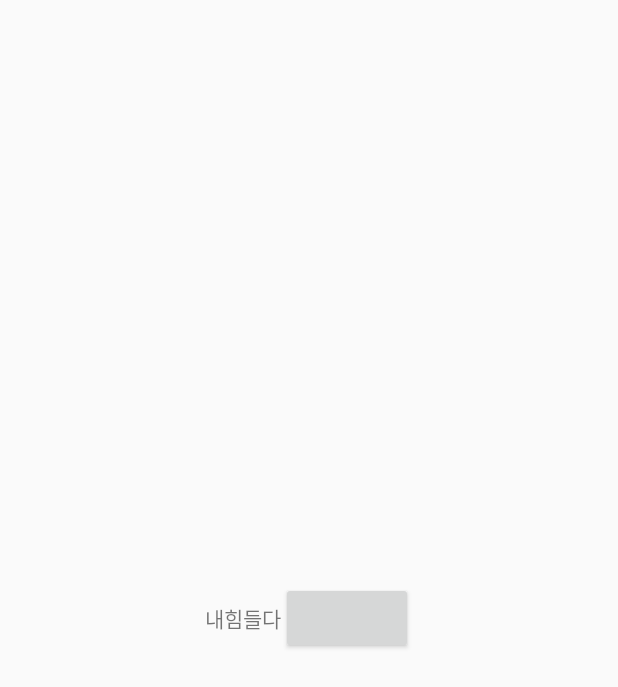
After one commit to 0-x-14/AllAboutSookmyung, an Android app: the SetLocker screen opened directly, with no data from a screen before it, on a phone screen of 412 x 824 dp. The commit adds this screen. Shown: the top 687 px of the screen. Run offline under Robolectric (Android 15) with nearby library versions, the phone set to English and light mode, and no system bars.

Commit message:
마이페이지 인텐트 해결

```diff
--- a/app/src/main/AndroidManifest.xml
+++ b/app/src/main/AndroidManifest.xml
@@ -18,6 +18,7 @@
                 <category android:name="android.intent.category.LAUNCHER" />
             </intent-filter>
         </activity>
+        <activity android:name=".SetLocker"></activity>
     </application>
 
 </manifest>
--- /dev/null
+++ b/app/src/main/java/com/cookandroid/all_about_sookmyung/SetLocker.java
@@ -0,0 +1,24 @@
+package com.cookandroid.all_about_sookmyung;
+
+import android.app.Activity;
+import android.os.Bundle;
+import android.view.View;
+import android.widget.Button;
+
+import androidx.annotation.Nullable;
+
+public class SetLocker extends Activity {
+    @Override
+    protected void onCreate(@Nullable Bundle savedInstanceState) {
+        super.onCreate(savedInstanceState);
+        setContentView(R.layout.set_locker);
+
+        Button btn = (Button) findViewById(R.id.btnTest);
+        btn.setOnClickListener(new View.OnClickListener() {
+            @Override
+            public void onClick(View view) {
+                finish();
+            }
+        });
+    }
+}
--- a/app/src/main/res/layout/set_locker.xml
+++ b/app/src/main/res/layout/set_locker.xml
@@ -1,6 +1,17 @@
 <?xml version="1.0" encoding="utf-8"?>
 <LinearLayout xmlns:android="http://schemas.android.com/apk/res/android"
     android:layout_width="match_parent"
-    android:layout_height="match_parent">
+    android:layout_height="match_parent"
+    android:gravity="center">
+
+    <TextView
+        android:layout_width="wrap_content"
+        android:layout_height="wrap_content"
+        android:text="내힘들다"/>
+
+    <Button
+        android:id="@+id/btnTest"
+        android:layout_width="wrap_content"
+        android:layout_height="wrap_content"/>
 
 </LinearLayout>
```
Also changed, not shown: app/src/main/java/com/cookandroid/all_about_sookmyung/MenuFragment.java (+12 -0 lines).
